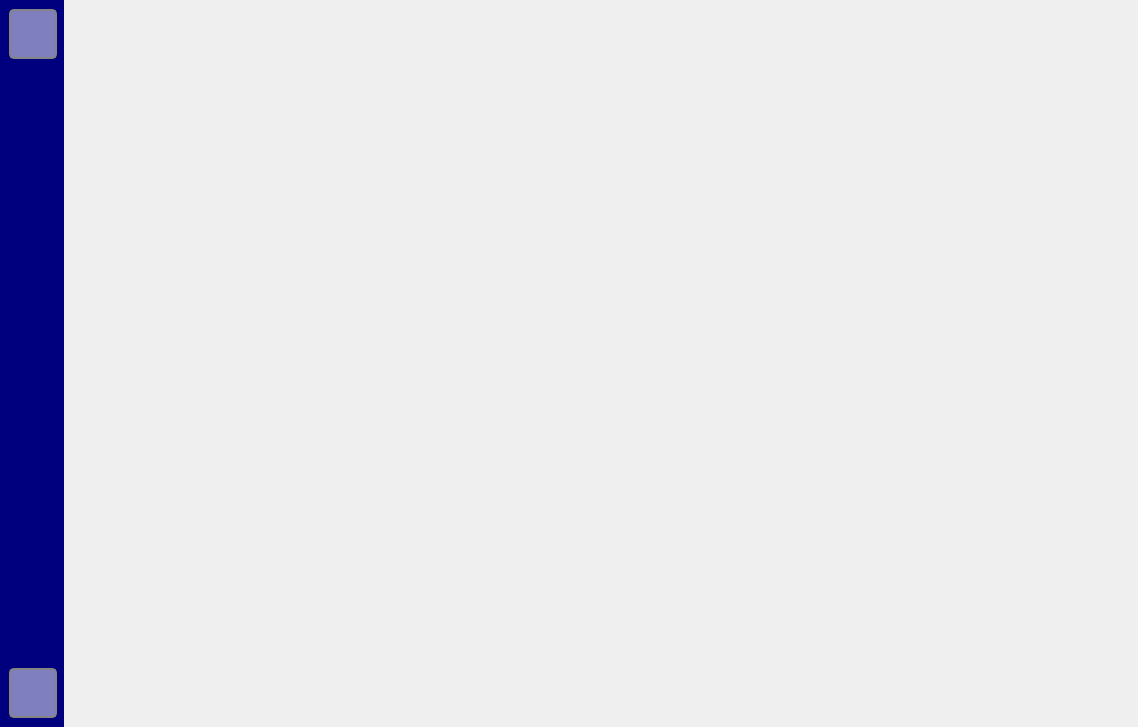
The window that Project/main.ui (Robotz213/PainelAdmin-Controldocs) describes before a commit, drawn with Qt 5.
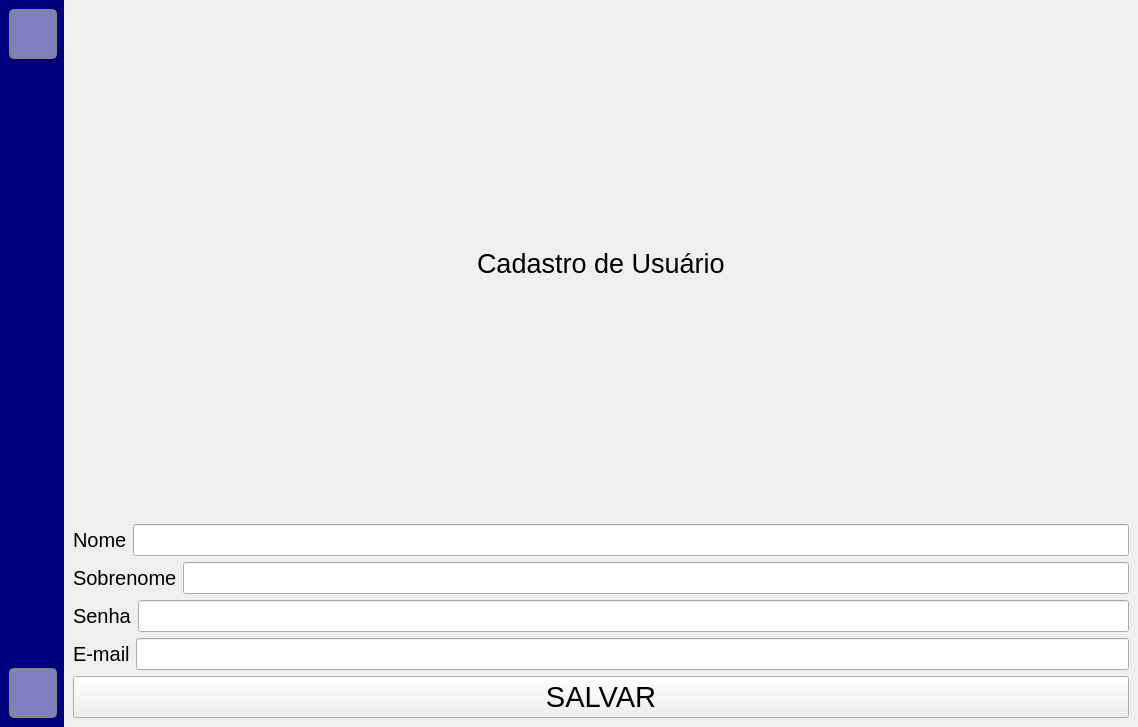
The same window after the commit. The open tabs and pages were chosen to show the change. Icons and pictures are not drawn.

Diff of the .ui file:
```diff
--- a/Project/main.ui
+++ b/Project/main.ui
@@ -154,7 +154,134 @@
       <property name="currentIndex">
        <number>2</number>
       </property>
-      <widget class="QWidget" name="CadastroUsuario"/>
+      <widget class="QWidget" name="CadastroUsuario">
+       <layout class="QVBoxLayout" name="verticalLayout_2">
+        <item alignment="Qt::AlignHCenter">
+         <widget class="QLabel" name="label">
+          <property name="font">
+           <font>
+            <pointsize>20</pointsize>
+           </font>
+          </property>
+          <property name="text">
+           <string>Cadastro de Usuário</string>
+          </property>
+         </widget>
+        </item>
+        <item>
+         <layout class="QHBoxLayout" name="horizontalLayout_5">
+          <item>
+           <widget class="QLabel" name="label_2">
+            <property name="font">
+             <font>
+              <pointsize>15</pointsize>
+             </font>
+            </property>
+            <property name="text">
+             <string>Nome</string>
+            </property>
+           </widget>
+          </item>
+          <item>
+           <widget class="QLineEdit" name="lineEdit">
+            <property name="font">
+             <font>
+              <pointsize>15</pointsize>
+             </font>
+            </property>
+           </widget>
+          </item>
+         </layout>
+        </item>
+        <item>
+         <layout class="QHBoxLayout" name="horizontalLayout_6">
+          <item>
+           <widget class="QLabel" name="label_3">
+            <property name="font">
+             <font>
+              <pointsize>15</pointsize>
+             </font>
+            </property>
+            <property name="text">
+             <string>Sobrenome</string>
+            </property>
+           </widget>
+          </item>
+          <item>
+           <widget class="QLineEdit" name="lineEdit_2">
+            <property name="font">
+             <font>
+              <pointsize>15</pointsize>
+             </font>
+            </property>
+           </widget>
+          </item>
+         </layout>
+        </item>
+        <item>
+         <layout class="QHBoxLayout" name="horizontalLayout_7">
+          <item>
+           <widget class="QLabel" name="label_4">
+            <property name="font">
+             <font>
+              <pointsize>15</pointsize>
+             </font>
+            </property>
+            <property name="text">
+             <string>Senha</string>
+            </property>
+           </widget>
+          </item>
+          <item>
+           <widget class="QLineEdit" name="lineEdit_3">
+            <property name="font">
+             <font>
+              <pointsize>15</pointsize>
+             </font>
+            </property>
+           </widget>
+          </item>
+         </layout>
+        </item>
+        <item>
+         <layout class="QHBoxLayout" name="horizontalLayout_8">
+          <item>
+           <widget class="QLabel" name="label_5">
+            <property name="font">
+             <font>
+              <pointsize>15</pointsize>
+             </font>
+            </property>
+            <property name="text">
+             <string>E-mail</string>
+            </property>
+           </widget>
+          </item>
+          <item>
+           <widget class="QLineEdit" name="lineEdit_4">
+            <property name="font">
+             <font>
+              <pointsize>15</pointsize>
+             </font>
+            </property>
+           </widget>
+          </item>
+         </layout>
+        </item>
+        <item>
+         <widget class="QPushButton" name="pushButton">
+          <property name="font">
+           <font>
+            <pointsize>22</pointsize>
+           </font>
+          </property>
+          <property name="text">
+           <string>SALVAR</string>
+          </property>
+         </widget>
+        </item>
+       </layout>
+      </widget>
       <widget class="QWidget" name="UploadArquivos"/>
       <widget class="QWidget" name="MenuPrincipal">
        <layout class="QHBoxLayout" name="horizontalLayout_2">
```
Left out of the diff: 9 changed lines with no effect on the pictures.
